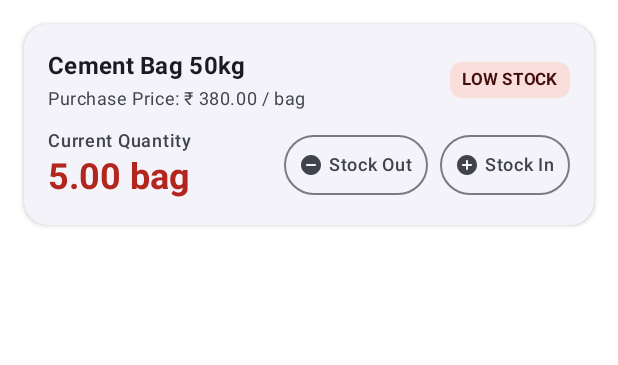
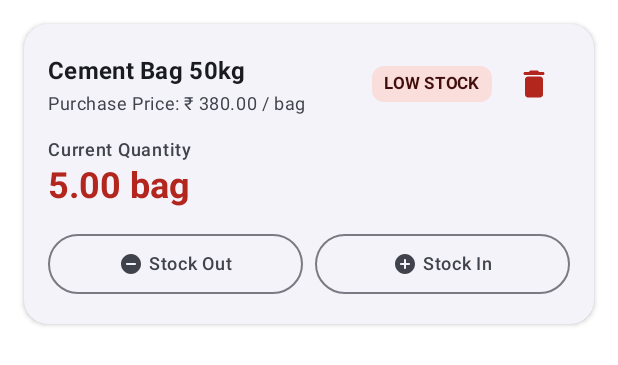
Before and after one commit to DanishKhan25/hissabBook, an Android app built with Jetpack Compose: the @Preview function InventoryItemCardPreview, on a phone screen of 412 x 824 dp. Shown: the top 365 px of the screen. Run offline under Robolectric (Android 15) with nearby library versions, the phone set to English and light mode, and no system bars; our stand-ins replace Room's generated code.

Commit message:
Add inventory item deletion with stock history cleanup and UI confirmation
- Add `deleteTransactionsForItem` query to `StockTransactionDao` to remove related stock history upon item deletion.
- Update `InventoryRepository.deleteInventoryItem` to delete associated stock transactions before deleting the inventory item.
- Add `deleteInventoryItem` handler in `InventoryViewModel` with a user notification message.
- Add a delete icon button and confirmation `AlertDialog` to `InventoryListScreen`, and adjust the item card action layout.

```diff
--- a/app/src/main/java/com/example/hisabbook/data/local/dao/StockTransactionDao.kt
+++ b/app/src/main/java/com/example/hisabbook/data/local/dao/StockTransactionDao.kt
@@ -24,4 +24,7 @@ interface StockTransactionDao {
 
     @Delete
     suspend fun deleteStockTransaction(transaction: StockTransaction)
+
+    @Query("DELETE FROM stock_transactions WHERE inventoryItemId = :inventoryItemId")
+    suspend fun deleteTransactionsForItem(inventoryItemId: Long)
 }
--- a/app/src/main/java/com/example/hisabbook/data/repository/InventoryRepository.kt
+++ b/app/src/main/java/com/example/hisabbook/data/repository/InventoryRepository.kt
@@ -35,6 +35,7 @@ class InventoryRepository(
     }
 
     suspend fun deleteInventoryItem(item: InventoryItem) = withContext(Dispatchers.IO) {
+        stockTransactionDao.deleteTransactionsForItem(item.id)
         inventoryDao.deleteInventoryItem(item)
     }
 
--- a/app/src/main/java/com/example/hisabbook/ui/inventory/InventoryListScreen.kt
+++ b/app/src/main/java/com/example/hisabbook/ui/inventory/InventoryListScreen.kt
@@ -20,10 +20,13 @@ import androidx.compose.material.icons.Icons
 import androidx.compose.material.icons.rounded.Add
 import androidx.compose.material.icons.rounded.AddCircle
 import androidx.compose.material.icons.rounded.Clear
+import androidx.compose.material.icons.rounded.Delete
 import androidx.compose.material.icons.rounded.Inventory
 import androidx.compose.material.icons.rounded.RemoveCircle
 import androidx.compose.material.icons.rounded.Search
 import androidx.compose.material.icons.rounded.Warning
+import androidx.compose.material3.AlertDialog
+import androidx.compose.material3.Button
 import androidx.compose.material3.Card
 import androidx.compose.material3.CardDefaults
 import androidx.compose.material3.ExtendedFloatingActionButton
@@ -38,6 +41,7 @@ import androidx.compose.material3.SnackbarHost
 import androidx.compose.material3.SnackbarHostState
 import androidx.compose.material3.Surface
 import androidx.compose.material3.Text
+import androidx.compose.material3.TextButton
 import androidx.compose.runtime.Composable
 import androidx.compose.runtime.LaunchedEffect
 import androidx.compose.runtime.getValue
@@ -70,6 +74,7 @@ fun InventoryListScreen(
     var showStockInDialog by remember { mutableStateOf(false) }
     var showStockOutDialog by remember { mutableStateOf(false) }
     var selectedItemForAction by remember { mutableStateOf<InventoryItem?>(null) }
+    var itemPendingDelete by remember { mutableStateOf<InventoryItem?>(null) }
 
     val snackbarHostState = remember { SnackbarHostState() }
 
@@ -206,7 +211,8 @@ fun InventoryListScreen(
                             onStockOutClick = {
                                 selectedItemForAction = item
                                 showStockOutDialog = true
-                            }
+                            },
+                            onDeleteClick = { itemPendingDelete = item }
                         )
                     }
                 }
@@ -252,6 +258,31 @@ fun InventoryListScreen(
             }
         )
     }
+
+    itemPendingDelete?.let { item ->
+        AlertDialog(
+            onDismissRequest = { itemPendingDelete = null },
+            title = { Text("Delete Item?") },
+            text = {
+                Text("Are you sure you want to delete '${item.name}'? Its stock history will also be removed.")
+            },
+            confirmButton = {
+                Button(
+                    onClick = {
+                        viewModel.deleteInventoryItem(item)
+                        itemPendingDelete = null
+                    }
+                ) {
+                    Text("Delete")
+                }
+            },
+            dismissButton = {
+                TextButton(onClick = { itemPendingDelete = null }) {
+                    Text("Cancel")
+                }
+            }
+        )
+    }
 }
 
 @Composable
@@ -259,6 +290,7 @@ fun InventoryItemCard(
     item: InventoryItem,
     onStockInClick: () -> Unit,
     onStockOutClick: () -> Unit,
+    onDeleteClick: () -> Unit,
     modifier: Modifier = Modifier
 ) {
     val isLowStock = item.quantity <= item.minimumStock
@@ -296,6 +328,10 @@ fun InventoryItemCard(
                     )
                 }
 
+                Row(
+                    horizontalArrangement = Arrangement.spacedBy(4.dp),
+                    verticalAlignment = Alignment.CenterVertically
+                ) {
                     // Status Badge
                     Surface(
                         shape = RoundedCornerShape(8.dp),
@@ -309,17 +345,19 @@ fun InventoryItemCard(
                             modifier = Modifier.padding(horizontal = 8.dp, vertical = 4.dp)
                         )
                     }
+
+                    IconButton(onClick = onDeleteClick) {
+                        Icon(
+                            imageVector = Icons.Rounded.Delete,
+                            contentDescription = "Delete Item",
+                            tint = MaterialTheme.colorScheme.error
+                        )
+                    }
+                }
             }
 
             Spacer(modifier = Modifier.height(12.dp))
 
-            // Quantity Display & Actions
-            Row(
-                modifier = Modifier.fillMaxWidth(),
-                horizontalArrangement = Arrangement.SpaceBetween,
-                verticalAlignment = Alignment.CenterVertically
-            ) {
-                Column {
             Text(
                 text = "Current Quantity",
                 style = MaterialTheme.typography.labelMedium,
@@ -331,12 +369,18 @@ fun InventoryItemCard(
                 fontWeight = FontWeight.Bold,
                 color = if (isLowStock) MaterialTheme.colorScheme.error else MaterialTheme.colorScheme.primary
             )
-                }
 
-                Row(horizontalArrangement = Arrangement.spacedBy(8.dp)) {
+            Spacer(modifier = Modifier.height(12.dp))
+
+            // Stock Actions
+            Row(
+                modifier = Modifier.fillMaxWidth(),
+                horizontalArrangement = Arrangement.spacedBy(8.dp)
+            ) {
                 OutlinedButton(
                     onClick = onStockOutClick,
-                        contentPadding = PaddingValues(horizontal = 10.dp, vertical = 6.dp)
+                    contentPadding = PaddingValues(horizontal = 10.dp, vertical = 6.dp),
+                    modifier = Modifier.weight(1f)
                 ) {
                     Icon(Icons.Rounded.RemoveCircle, contentDescription = null, modifier = Modifier.size(16.dp))
                     Spacer(modifier = Modifier.width(4.dp))
@@ -345,12 +389,12 @@ fun InventoryItemCard(
 
                 OutlinedButton(
                     onClick = onStockInClick,
-                        contentPadding = PaddingValues(horizontal = 10.dp, vertical = 6.dp)
+                    contentPadding = PaddingValues(horizontal = 10.dp, vertical = 6.dp),
+                    modifier = Modifier.weight(1f)
                 ) {
                     Icon(Icons.Rounded.AddCircle, contentDescription = null, modifier = Modifier.size(16.dp))
                     Spacer(modifier = Modifier.width(4.dp))
                     Text("Stock In", style = MaterialTheme.typography.labelMedium)
-                    }
                 }
             }
         }
@@ -437,6 +481,7 @@ fun InventoryItemCardPreview() {
             ),
             onStockInClick = {},
             onStockOutClick = {},
+            onDeleteClick = {},
             modifier = Modifier.padding(16.dp)
         )
     }
```
Also changed, not shown: app/src/main/java/com/example/hisabbook/ui/viewmodel/InventoryViewModel.kt (+7 -0 lines). Lines whose indentation alone changed are shown as unchanged.
